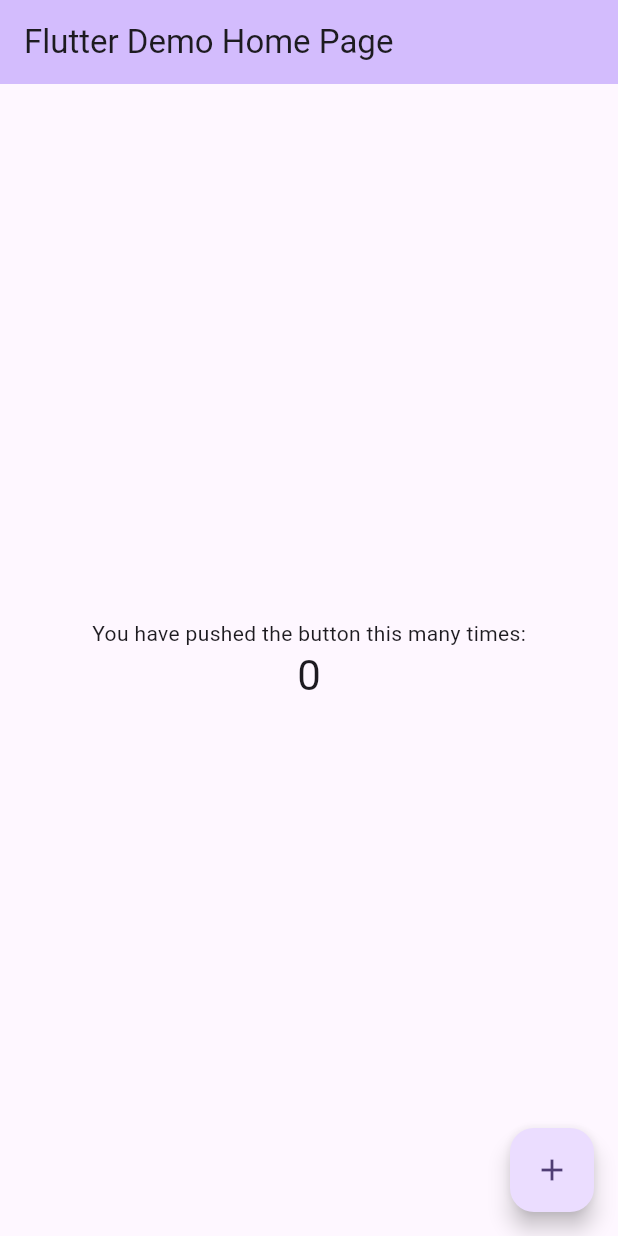
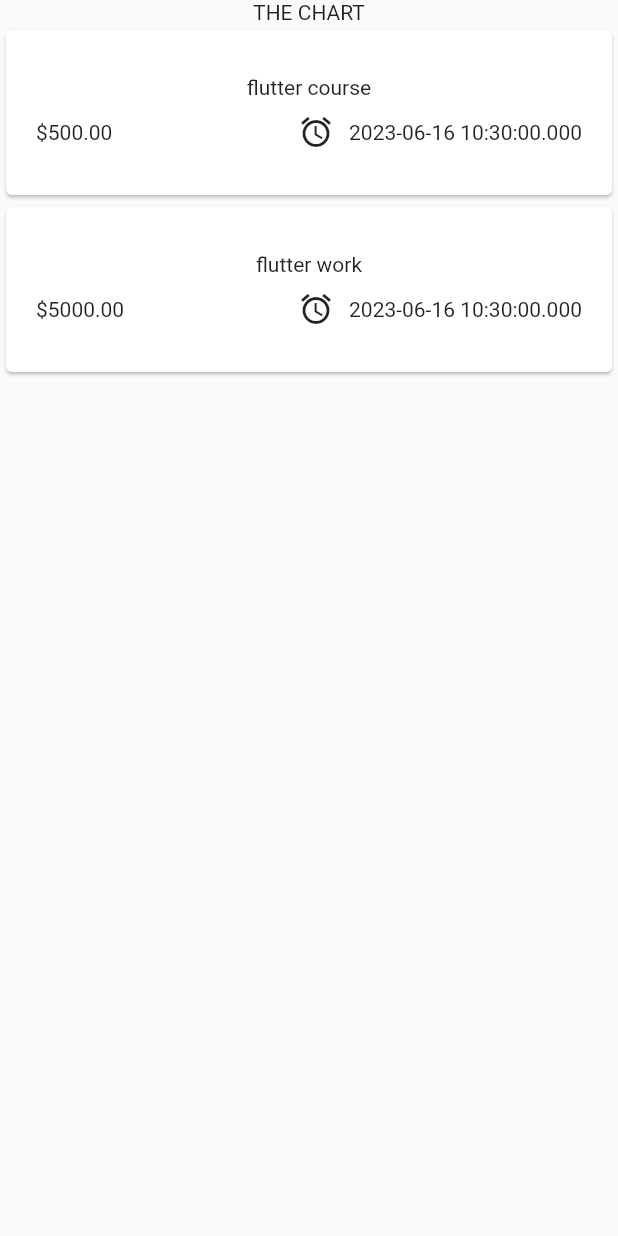
Before and after one commit to ilakshaygupt/flutter_demo_app, a Flutter app: the screen it shows after launch, on a phone screen of 412 x 824 dp. Run offline on Flutter 3.47's test engine with Material 2 defaults, Android fonts, the phone set to English and light mode, and no system bars; our stand-ins replace google_fonts.

Commit message:
expense app

```diff
--- /dev/null
+++ b/expense_manager/lib/expenses.dart
@@ -0,0 +1,37 @@
+import 'package:expense_manager/expenses_list.dart';
+import 'package:flutter/material.dart';
+import 'package:expense_manager/models/expense.dart';
+
+class Expenses extends StatefulWidget {
+  const Expenses({super.key});
+  @override
+  State<Expenses> createState() {
+    return _ExpensesState();
+  }
+}
+
+class _ExpensesState extends State<Expenses> {
+  final List<Expense> _registeredExpenses = [
+    Expense(
+        title: 'flutter course',
+        amount: 500,
+        date: DateTime.now(),
+        category: Category.entertainment),
+    Expense(
+        title: 'flutter work',
+        amount: 5000,
+        date: DateTime.now(),
+        category: Category.other),
+  ];
+  @override
+  Widget build(BuildContext context) {
+    return Scaffold(
+      body: Column(
+        children: [
+          const Text("THE CHART"),
+          Expanded(child: ExpensesList(expenses: _registeredExpenses)),
+        ],
+      ),
+    );
+  }
+}
--- /dev/null
+++ b/expense_manager/lib/expenses_list.dart
@@ -0,0 +1,15 @@
+import 'package:expense_manager/widget/expenses_list/expense_item.dart';
+import 'package:flutter/material.dart';
+import 'package:expense_manager/models/expense.dart';
+
+class ExpensesList extends StatelessWidget {
+  const ExpensesList({super.key, required this.expenses});
+
+  final List<Expense> expenses;
+  @override
+  Widget build(BuildContext context) {
+    return ListView.builder(
+        itemCount: expenses.length,
+        itemBuilder: (ctx, index) => ExpenseItem(expenses[index]));
+  }
+}
--- a/expense_manager/lib/main.dart
+++ b/expense_manager/lib/main.dart
@@ -1,125 +1,8 @@
 import 'package:flutter/material.dart';
+import 'package:expense_manager/expenses.dart';
 
 void main() {
-  runApp(const MyApp());
+  runApp(const MaterialApp(
+    home: Expenses(),
+  ));
 }
-
-class MyApp extends StatelessWidget {
-  const MyApp({super.key});
-
-  // This widget is the root of your application.
-  @override
-  Widget build(BuildContext context) {
-    return MaterialApp(
-      title: 'Flutter Demo',
-      theme: ThemeData(
-        // This is the theme of your application.
-        //
-        // TRY THIS: Try running your application with "flutter run". You'll see
-        // the application has a blue toolbar. Then, without quitting the app,
-        // try changing the seedColor in the colorScheme below to Colors.green
-        // and then invoke "hot reload" (save your changes or press the "hot
-        // reload" button in a Flutter-supported IDE, or press "r" if you used
-        // the command line to start the app).
-        //
-        // Notice that the counter didn't reset back to zero; the application
-        // state is not lost during the reload. To reset the state, use hot
-        // restart instead.
-        //
-        // This works for code too, not just values: Most code changes can be
-        // tested with just a hot reload.
-        colorScheme: ColorScheme.fromSeed(seedColor: Colors.deepPurple),
-        useMaterial3: true,
-      ),
-      home: const MyHomePage(title: 'Flutter Demo Home Page'),
-    );
-  }
-}
-
-class MyHomePage extends StatefulWidget {
-  const MyHomePage({super.key, required this.title});
-
-  // This widget is the home page of your application. It is stateful, meaning
-  // that it has a State object (defined below) that contains fields that affect
-  // how it looks.
-
-  // This class is the configuration for the state. It holds the values (in this
-  // case the title) provided by the parent (in this case the App widget) and
-  // used by the build method of the State. Fields in a Widget subclass are
-  // always marked "final".
-
-  final String title;
-
-  @override
-  State<MyHomePage> createState() => _MyHomePageState();
-}
-
-class _MyHomePageState extends State<MyHomePage> {
-  int _counter = 0;
-
-  void _incrementCounter() {
-    setState(() {
-      // This call to setState tells the Flutter framework that something has
-      // changed in this State, which causes it to rerun the build method below
-      // so that the display can reflect the updated values. If we changed
-      // _counter without calling setState(), then the build method would not be
-      // called again, and so nothing would appear to happen.
-      _counter++;
-    });
-  }
-
-  @override
-  Widget build(BuildContext context) {
-    // This method is rerun every time setState is called, for instance as done
-    // by the _incrementCounter method above.
-    //
-    // The Flutter framework has been optimized to make rerunning build methods
-    // fast, so that you can just rebuild anything that needs updating rather
-    // than having to individually change instances of widgets.
-    return Scaffold(
-      appBar: AppBar(
-        // TRY THIS: Try changing the color here to a specific color (to
-        // Colors.amber, perhaps?) and trigger a hot reload to see the AppBar
-        // change color while the other colors stay the same.
-        backgroundColor: Theme.of(context).colorScheme.inversePrimary,
-        // Here we take the value from the MyHomePage object that was created by
-        // the App.build method, and use it to set our appbar title.
-        title: Text(widget.title),
-      ),
-      body: Center(
-        // Center is a layout widget. It takes a single child and positions it
-        // in the middle of the parent.
-        child: Column(
-          // Column is also a layout widget. It takes a list of children and
-          // arranges them vertically. By default, it sizes itself to fit its
-          // children horizontally, and tries to be as tall as its parent.
-          //
-          // Column has various properties to control how it sizes itself and
-          // how it positions its children. Here we use mainAxisAlignment to
-          // center the children vertically; the main axis here is the vertical
-          // axis because Columns are vertical (the cross axis would be
-          // horizontal).
-          //
-          // TRY THIS: Invoke "debug painting" (choose the "Toggle Debug Paint"
-          // action in the IDE, or press "p" in the console), to see the
-          // wireframe for each widget.
-          mainAxisAlignment: MainAxisAlignment.center,
-          children: <Widget>[
-            const Text(
-              'You have pushed the button this many times:',
-            ),
-            Text(
-              '$_counter',
-              style: Theme.of(context).textTheme.headlineMedium,
-            ),
-          ],
-        ),
-      ),
-      floatingActionButton: FloatingActionButton(
-        onPressed: _incrementCounter,
-        tooltip: 'Increment',
-        child: const Icon(Icons.add),
-      ), // This trailing comma makes auto-formatting nicer for build methods.
-    );
-  }
-}
--- /dev/null
+++ b/expense_manager/lib/models/expense.dart
@@ -0,0 +1,31 @@
+import 'package:uuid/uuid.dart';
+import 'package:flutter/material.dart';
+
+const uuid = Uuid();
+
+enum Category { food, transport, bills, entertainment, other }
+
+const categoryIcons = {
+  Category.food: Icons.fastfood,
+  Category.transport: Icons.directions_car,
+  Category.bills: Icons.receipt,
+  Category.entertainment: Icons.movie,
+  Category.other: Icons.money,
+};
+
+class Expense {
+  Expense(
+      {required this.title,
+      required this.amount,
+      required this.date,
+      required this.category})
+      : id = uuid.v4();
+  final String id;
+  final String title;
+  final double amount;
+  final DateTime date;
+  final Category category;
+  get formattedDate {
+    return '${date.day}/${date.month}/${date.year}';
+  }
+}
--- /dev/null
+++ b/expense_manager/lib/widget/expenses_list/expense_item.dart
@@ -0,0 +1,40 @@
+import 'package:flutter/material.dart';
+import 'package:expense_manager/models/expense.dart';
+
+class ExpenseItem extends StatelessWidget {
+  const ExpenseItem(this.expense, {super.key});
+
+  final Expense expense;
+
+  @override
+  Widget build(BuildContext context) {
+    return Card(
+      child: Padding(
+        padding: const EdgeInsets.symmetric(horizontal: 20, vertical: 30),
+        child: Column(
+          children: [
+            Text(expense.title),
+            const SizedBox(
+              height: 10,
+            ),
+            Row(
+              children: [
+                Text('\$${expense.amount.toStringAsFixed(2)}'),
+                const Spacer(),
+                Row(
+                  children: [
+                    const Icon(Icons.alarm),
+                    const SizedBox(
+                      width: 10,
+                    ),
+                    Text(expense.date.toString())
+                  ],
+                ),
+              ],
+            )
+          ],
+        ),
+      ),
+    );
+  }
+}
--- a/expense_manager/pubspec.yaml
+++ b/expense_manager/pubspec.yaml
@@ -35,6 +35,7 @@ dependencies:
   # The following adds the Cupertino Icons font to your application.
   # Use with the CupertinoIcons class for iOS style icons.
   cupertino_icons: ^1.0.2
+  uuid: ^3.0.7
 
 dev_dependencies:
   flutter_test:
```
Also changed, not shown: expense_manager/lib/widget/expenses_list/expense_list.dart (added), expense_manager/pubspec.lock, 1 other file.
